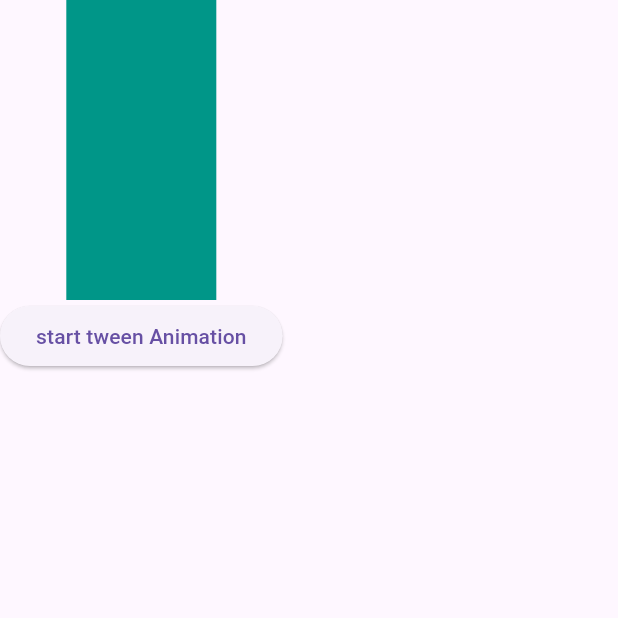
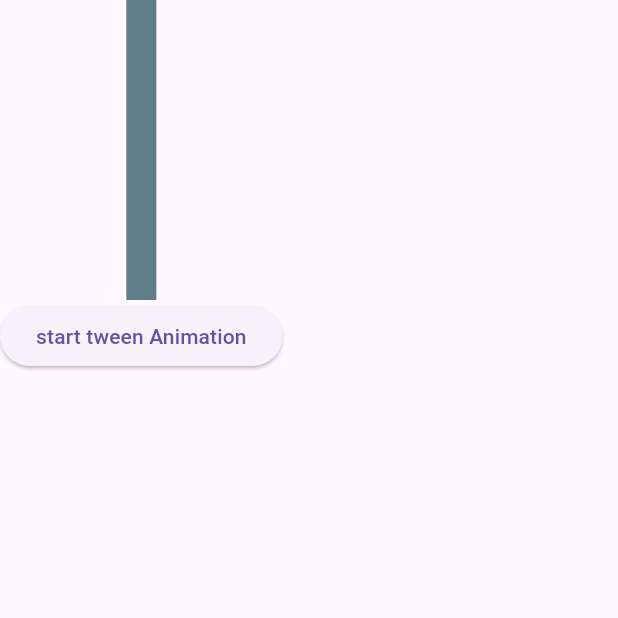
Before and after one commit to Mosab-kazeha/scs, a Flutter app: the TweenAnimationScreen screen opened directly, on a phone screen of 412 x 824 dp, the top half of it. Run offline on Flutter 3.47's test engine with Material 3 defaults, Android fonts, the phone set to English and light mode, and no system bars.

Commit message:
edit animation

```diff
--- a/lib/main.dart
+++ b/lib/main.dart
@@ -71,10 +71,7 @@ class TweenAnimationScreen extends StatefulWidget {
 }
 
 class _TweenAnimationScreenState extends State<TweenAnimationScreen> {
-  // Tween<Color?> colorTween = Tween<Color?>(
-  //   begin: Colors.teal,
-  //   end: Colors.blueGrey,
-  // );
+  ColorTween colorTween = ColorTween(begin: Colors.teal, end: Colors.blueGrey);
 
   Tween<double?> wight = Tween<double?>(begin: 1, end: 5);
 
@@ -87,13 +84,9 @@ class _TweenAnimationScreenState extends State<TweenAnimationScreen> {
             duration: Duration(seconds: 1),
             curve: Curves.decelerate,
             builder: (context, val, _) {
-              return Container(
-                width: 20 * val!,
-                height: 200,
-                color: Colors.teal,
-              );
+              return Container(width: 20, height: 200, color: val);
             },
-            tween: wight,
+            tween: colorTween,
           ),
           ElevatedButton(
             onPressed: () {},
@@ -166,11 +159,12 @@ class _AnimationBuilderScreenState extends State<AnimationBuilderScreen>
             color: Colors.blueGrey,
             child: InkWell(
               onTap: () {
-                controller.forward();
-                // controller.reverse();
+                controller.isCompleted
+                    ? controller.reverse()
+                    : controller.forward();
               },
               child: Icon(
-                controller.isCompleted
+                controller.isDismissed
                     ? Icons.favorite
                     : Icons.favorite_border_outlined,
                 size: sizeAnimation.value,
```
